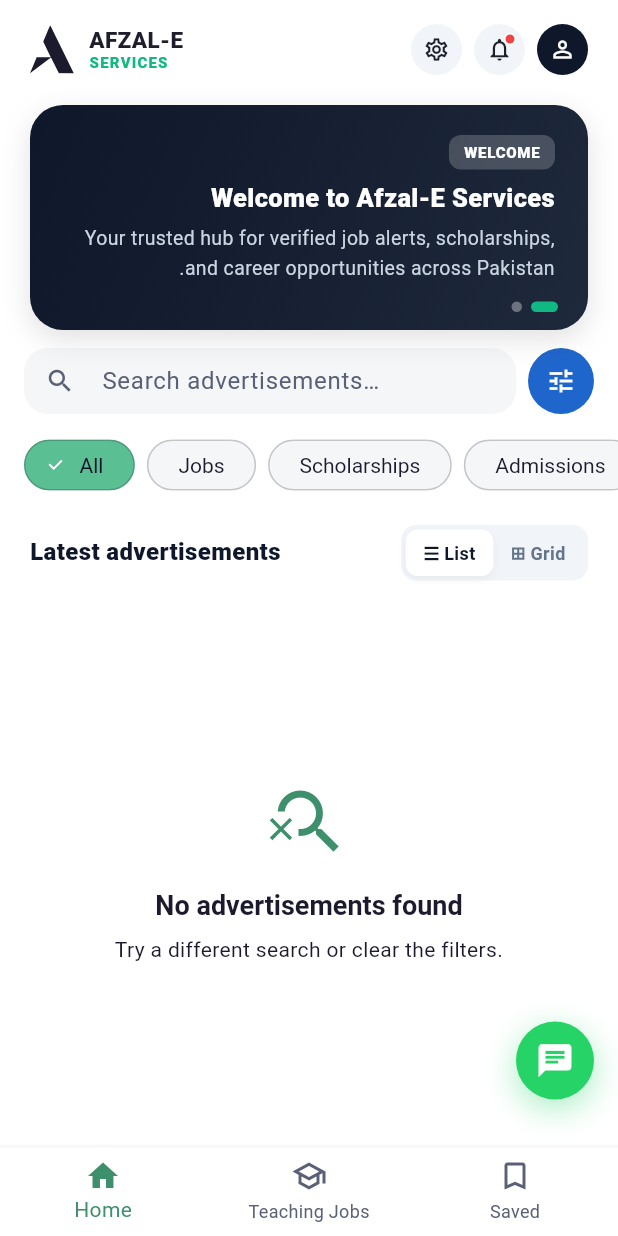
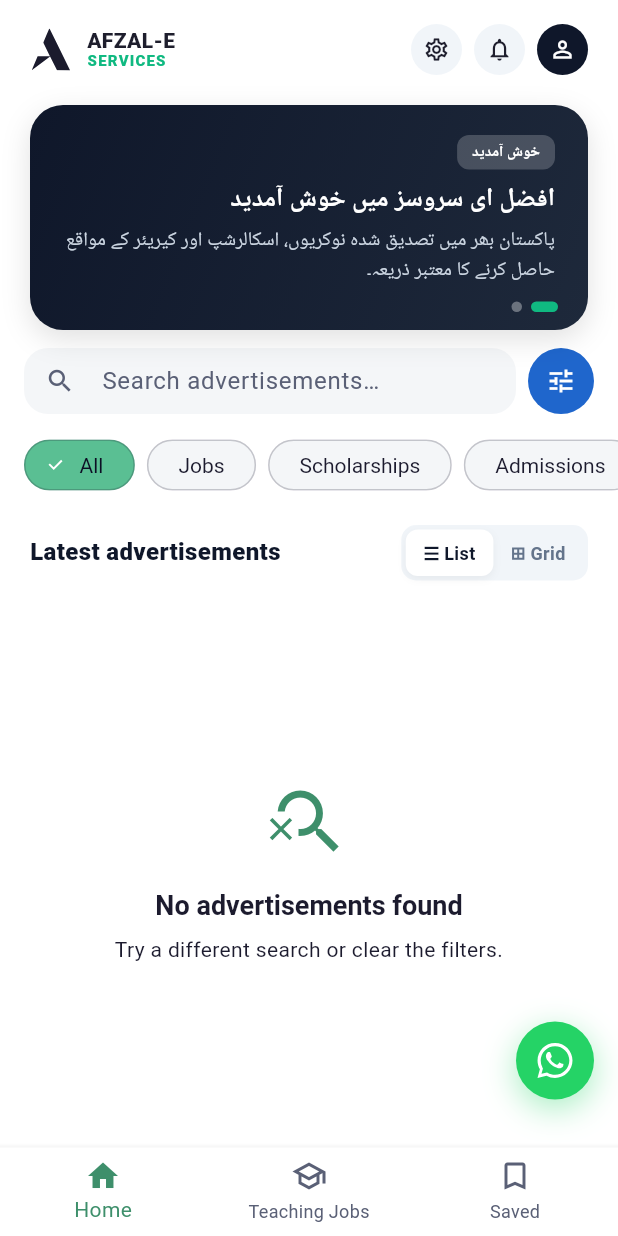
Before and after one commit to emadkhan031192/afzal-opportunities, a Flutter app: the screen it shows after launch, on a phone screen of 412 x 824 dp. Run offline on Flutter 3.47's test engine with Material 3 defaults, Android fonts, the phone set to English and light mode, and no system bars; our stand-ins replace cached_network_image, cloud_firestore, firebase_auth, firebase_core, flutter_local_notifications, flutter_svg and 3 more; missing offline and left inert: workmanager; accounts and stored records are empty; statements that could not run were skipped.

Commit message:
Fix user-reported UI issues: logo typography, Urdu carousel slide, Apply button at bottom, WhatsApp icon, notification inbox (#3)
Co-authored-by: Muse <muse@afzaleservices.local>

```diff
--- a/lib/core/l10n/app_localizations.dart
+++ b/lib/core/l10n/app_localizations.dart
@@ -62,6 +62,10 @@
   String get carouselTeachingTitle => _t('carouselTeachingTitle');
   String get carouselTeachingDesc => _t('carouselTeachingDesc');
   String get joinWhatsAppChannel => _t('joinWhatsAppChannel');
+  String get noNotificationsYet => _t('noNotificationsYet');
+  String get checkForUpdatesNow => _t('checkForUpdatesNow');
+  String get checkForUpdatesHint => _t('checkForUpdatesHint');
+  String get checkCompleted => _t('checkCompleted');
 
   // Filters
   String get filter => _t('filter');
@@ -313,6 +317,11 @@
     'carouselTeachingDesc':
         'Exclusive portal for private schools and academies to post teaching vacancies, and for qualified teachers to find jobs.',
     'joinWhatsAppChannel': 'Join our WhatsApp Channel ↗',
+    'noNotificationsYet':
+        'No notifications yet. New job alerts and deadline reminders will appear here.',
+    'checkForUpdatesNow': 'Check for updates now',
+    'checkForUpdatesHint': 'Manually run the new-ads check',
+    'checkCompleted': 'Check completed',
     'filter': 'Filter',
     'applyFilters': 'Apply filters',
     'resetFilters': 'Reset filters',
@@ -541,6 +550,11 @@
     'carouselTeachingDesc':
         'یہ شعبہ خاص طور پر پرائیویٹ اسکولوں اور اکیڈمیوں کے لیے ہے تاکہ وہ نوکریاں پوسٹ کر سکیں اور اساتذہ نوکری حاصل کر سکیں۔',
     'joinWhatsAppChannel': 'ہمارا واٹس ایپ چینل جوائن کریں ↗',
+    'noNotificationsYet':
+        'ابھی کوئی اطلاع نہیں۔ نئی نوکریوں کے الرٹس اور ڈیڈ لائن یاد دہانیاں یہاں نظر آئیں گی۔',
+    'checkForUpdatesNow': 'ابھی اپ ڈیٹس چیک کریں',
+    'checkForUpdatesHint': 'نئے اشتہارات کی جانچ دستی طور پر چلائیں',
+    'checkCompleted': 'جانچ مکمل',
     'filter': 'فلٹر',
     'applyFilters': 'فلٹر لگائیں',
     'resetFilters': 'فلٹر صاف کریں',
--- a/lib/screens/home/home_screen.dart
+++ b/lib/screens/home/home_screen.dart
@@ -14,6 +14,7 @@
 import '../../widgets/app_header.dart';
 import '../../widgets/category_chips.dart';
 import '../../widgets/filter_sheet.dart';
+import '../../widgets/notification_inbox_sheet.dart';
 import '../../widgets/settings_sheet.dart';
 import '../../widgets/state_views.dart';
 import '../../widgets/vibrant_ad_card.dart';
@@ -53,11 +54,23 @@
   bool _gridView = false;
   String _query = '';
   late Future<List<Advertisement>> _future;
+  int _unreadCount = 0;
 
   @override
   void initState() {
     super.initState();
     _future = widget.service.fetchPublished();
+    _loadUnread();
+  }
+
+  Future<void> _loadUnread() async {
+    final count = await widget.notificationService.getUnreadCount();
+    if (mounted) setState(() => _unreadCount = count);
+  }
+
+  Future<void> _openInbox() async {
+    await NotificationInboxSheet.show(context, widget.notificationService);
+    await _loadUnread();
   }
 
   @override
@@ -175,13 +188,8 @@
               localeController: widget.localeController,
               notificationService: widget.notificationService,
             ),
-            onOpenNotifications: () => SettingsSheet.show(
-              context,
-              themeController: widget.themeController,
-              localeController: widget.localeController,
-              notificationService: widget.notificationService,
-            ),
-            hasUnreadNotifications: true,
+            onOpenNotifications: _openInbox,
+            hasUnreadNotifications: _unreadCount > 0,
           ),
         ),
         const SliverToBoxAdapter(child: WelcomeCarousel()),
--- a/lib/widgets/app_header.dart
+++ b/lib/widgets/app_header.dart
@@ -32,7 +32,8 @@
         children: [
           SvgPicture.asset(
             'assets/logo/a_mark.svg',
-            height: 32,
+            height: 28,
+            width: 28,
             colorFilter: dark
                 ? const ColorFilter.mode(Colors.white, BlendMode.srcIn)
                 : null,
@@ -45,7 +46,7 @@
               Text(
                 'AFZAL-E',
                 style: TextStyle(
-                  fontSize: 15,
+                  fontSize: 14,
                   fontWeight: FontWeight.w900,
                   color: ink,
                   height: 1.1,
--- a/lib/widgets/welcome_carousel.dart
+++ b/lib/widgets/welcome_carousel.dart
@@ -45,9 +45,9 @@
 
   @override
   Widget build(BuildContext context) {
-    final s = AppLocalizations.of(context);
-    // Always show both EN and UR slides regardless of current locale,
-    // matching the HTML design.
+    // One slide is always English, one is always Urdu — independent of
+    // the app's current locale, as the user requested.
+    final ur = AppLocalizations(const Locale('ur'));
     final displaySlides = <_SlideData>[
       _SlideData(
         badge: widget.teaching ? 'Private Education' : 'Welcome',
@@ -60,11 +60,13 @@
         rtl: false,
       ),
       _SlideData(
-        badge: s.carouselTeachingBadge.isNotEmpty && widget.teaching
-            ? s.carouselTeachingBadge
-            : s.carouselHomeBadge,
-        title: widget.teaching ? s.carouselTeachingTitle : s.carouselHomeTitle,
-        desc: widget.teaching ? s.carouselTeachingDesc : s.carouselHomeDesc,
+        badge: widget.teaching
+            ? ur.carouselTeachingBadge
+            : ur.carouselHomeBadge,
+        title: widget.teaching
+            ? ur.carouselTeachingTitle
+            : ur.carouselHomeTitle,
+        desc: widget.teaching ? ur.carouselTeachingDesc : ur.carouselHomeDesc,
         rtl: true,
       ),
     ];
--- a/lib/widgets/whatsapp_fab.dart
+++ b/lib/widgets/whatsapp_fab.dart
@@ -3,6 +3,7 @@
 import '../core/constants/app_constants.dart';
 import '../core/l10n/app_localizations.dart';
 import '../core/utils/url_utils.dart';
+import 'whatsapp_icon.dart';
 
 /// Floating WhatsApp button from the user's final UI: a green circular
 /// button that expands a "Join our WhatsApp Channel" label on tap before
@@ -79,7 +80,7 @@
               ],
             ),
             alignment: Alignment.center,
-            child: const Icon(Icons.chat, size: 26, color: Colors.white),
+            child: const WhatsAppIcon(size: 28),
           ),
         ),
       ],
--- /dev/null
+++ b/lib/widgets/whatsapp_icon.dart
@@ -0,0 +1,25 @@
+import 'package:flutter/material.dart';
+import 'package:flutter_svg/flutter_svg.dart';
+
+/// Official WhatsApp logo glyph (from the WhatsApp brand SVG path),
+/// tintable via [color].
+class WhatsAppIcon extends StatelessWidget {
+  const WhatsAppIcon({super.key, this.size = 24, this.color = Colors.white});
+
+  final double size;
+  final Color color;
+
+  static const _svgPath =
+      'M12.012 2c-5.506 0-9.989 4.478-9.99 9.984 0 1.763.459 3.484 1.332 5.001L2 22l5.129-1.335A9.957 9.957 0 0012.012 22c5.508 0 9.989-4.478 9.99-9.985 0-5.507-4.482-9.985-9.99-9.985zm0 18.163c-1.503 0-2.977-.404-4.264-1.168l-.306-.182-3.167.825.845-3.088-.2-.317A8.147 8.147 0 013.84 11.984c0-4.498 3.66-8.156 8.172-8.156 4.512 0 8.172 3.658 8.172 8.156 0 4.498-3.66 8.162-8.172 8.162zm4.482-6.118c-.246-.123-1.458-.718-1.684-.801-.225-.082-.389-.123-.553.123-.164.246-.635.801-.778.965-.143.164-.287.185-.533.062a6.726 6.726 0 01-1.977-1.219c-.832-.74-1.395-1.654-1.559-1.935-.164-.281-.017-.433.106-.556.111-.111.246-.287.369-.431.123-.144.164-.246.246-.41.082-.164.041-.308-.021-.431-.062-.123-.553-1.333-.758-1.826-.2-.48-.403-.415-.553-.423h-.472c-.164 0-.431.062-.656.308-.225.246-.861.841-.861 2.052 0 1.21.882 2.38 1.005 2.544.123.164 1.735 2.65 4.204 3.714.588.254 1.047.406 1.406.52.59.187 1.127.16 1.552.097.473-.07 1.458-.596 1.663-1.17.205-.574.205-1.067.144-1.17-.062-.103-.226-.165-.472-.288z';
+
+  @override
+  Widget build(BuildContext context) {
+    final hex =
+        '#${color.toARGB32().toRadixString(16).padLeft(8, '0').substring(2)}';
+    return SvgPicture.string(
+      '<svg viewBox="0 0 24 24"><path d="$_svgPath" fill="$hex"/></svg>',
+      width: size,
+      height: size,
+    );
+  }
+}
```
Also changed, not shown: lib/screens/teaching/teaching_screen.dart (+15 -7 lines), lib/services/notification_service.dart (+53 -0 lines), lib/widgets/notification_inbox_sheet.dart (added, +153 -0 lines), lib/widgets/settings_sheet.dart (+16 -0 lines), lib/widgets/vibrant_ad_card.dart (+9 -11 lines), lib/widgets/vibrant_teaching_card.dart (+9 -11 lines).
